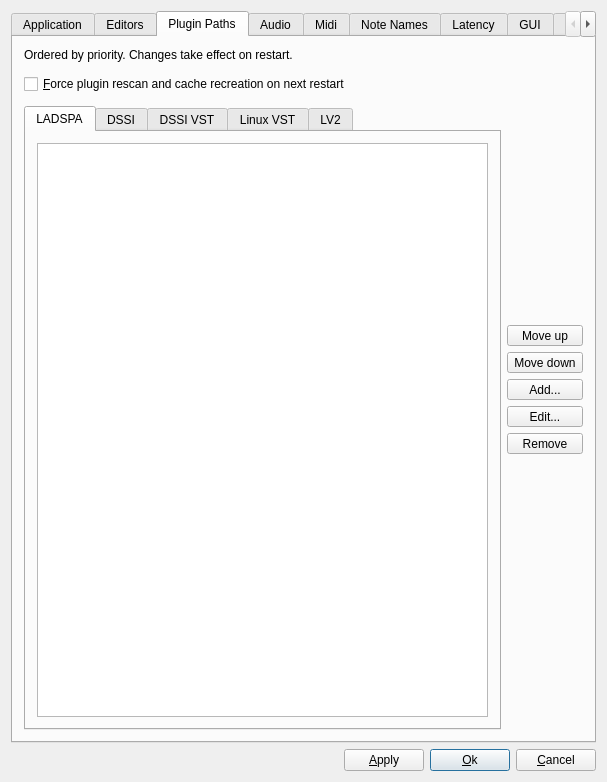
First picture: the form in src/muse/components/gensetbase.ui, repository emrum/muse, before the edit.
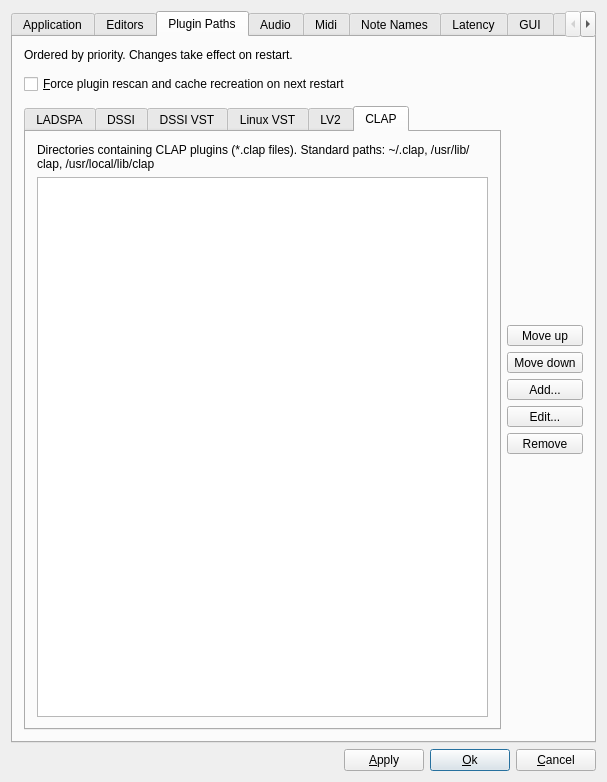
Second picture: the form after the edit. The open tabs and pages were chosen to show the change.

Commit message: clap_host integration

```diff
--- a/src/muse/components/gensetbase.ui
+++ b/src/muse/components/gensetbase.ui
@@ -641,6 +641,33 @@
                </item>
               </layout>
              </widget>
+             <widget class="QWidget" name="pluginClapPathTab">
+              <attribute name="title">
+               <string>CLAP</string>
+              </attribute>
+              <layout class="QVBoxLayout" name="verticalLayout_clap">
+               <item>
+                <widget class="QLabel" name="label_clap">
+                 <property name="text">
+                  <string>Directories containing CLAP plugins (*.clap files). Standard paths: ~/.clap, /usr/lib/clap, /usr/local/lib/clap</string>
+                 </property>
+                 <property name="wordWrap">
+                  <bool>true</bool>
+                 </property>
+                </widget>
+               </item>
+               <item>
+                <widget class="QListWidget" name="pluginClapPathList">
+                 <property name="alternatingRowColors">
+                  <bool>true</bool>
+                 </property>
+                 <property name="selectionMode">
+                  <enum>QAbstractItemView::ExtendedSelection</enum>
+                 </property>
+                </widget>
+               </item>
+              </layout>
+             </widget>
             </widget>
            </item>
           </layout>
```
The commit also changes 58 other files.
